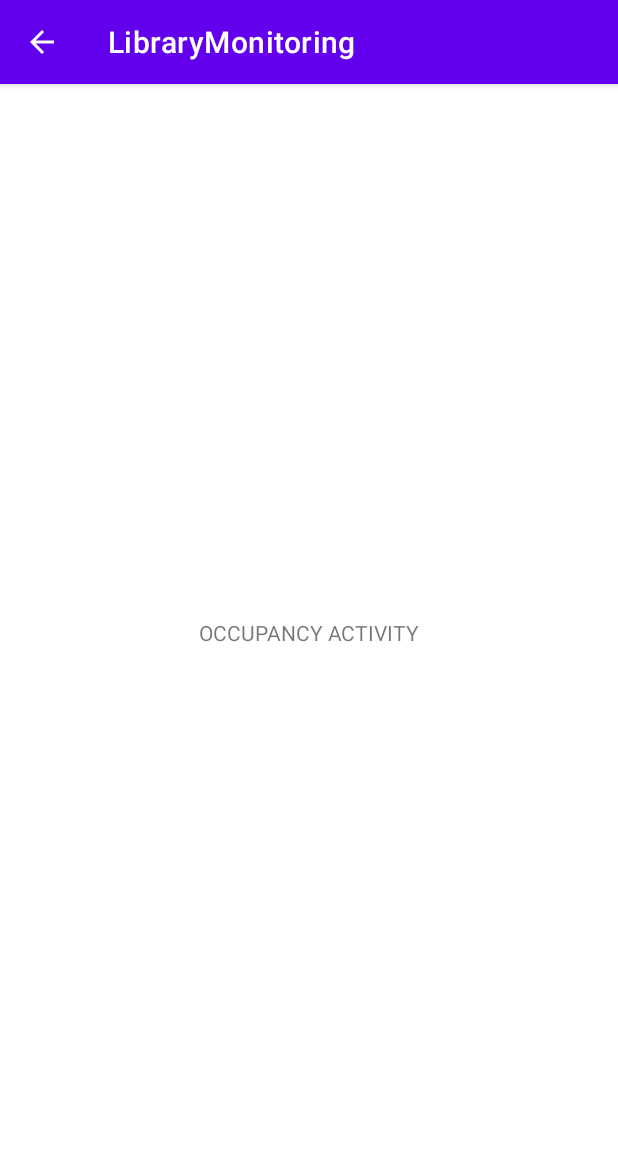
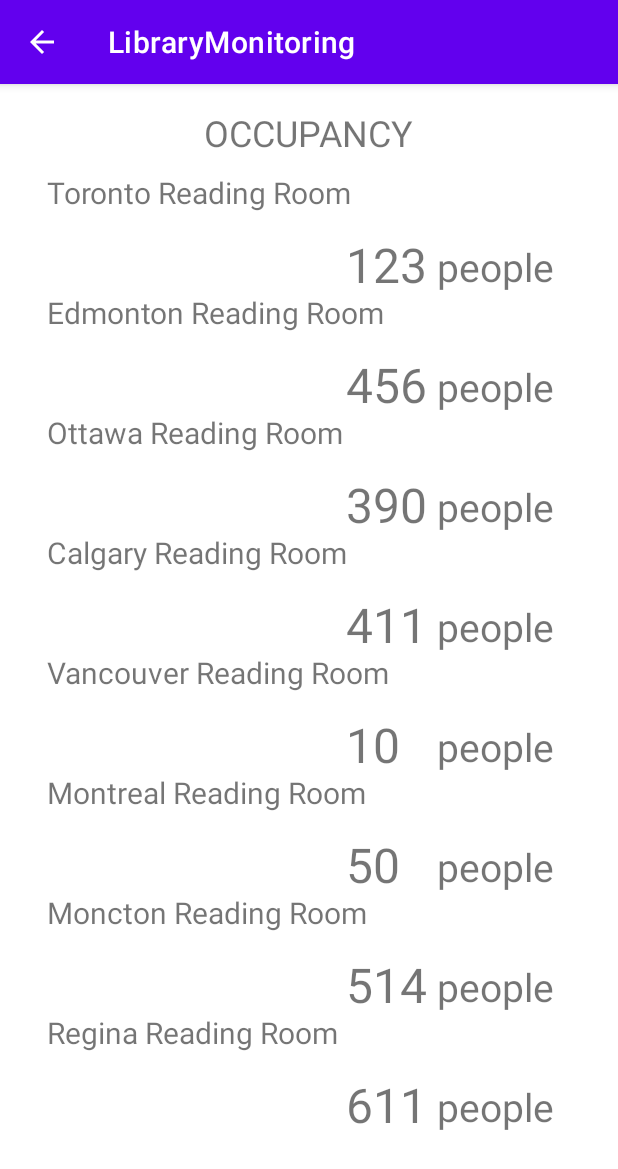
Before and after one commit to Iwuh/elec-coen-390-f2022-project, an Android app: the OccupancyActivity screen opened directly, with no data from a screen before it, on a phone screen of 412 x 824 dp. Shown: the top 1169 px of the screen. Run offline under Robolectric (Android 15) with nearby library versions, the phone set to English and light mode, and no system bars.

Commit message:
Added occupancy screen. Also added elements to create RecyclerView with sensor readings

```diff
--- a/app/src/main/java/com/teamI/librarymonitoring/OccupancyActivity.java
+++ b/app/src/main/java/com/teamI/librarymonitoring/OccupancyActivity.java
@@ -1,14 +1,51 @@
 package com.teamI.librarymonitoring;
 
 import androidx.appcompat.app.AppCompatActivity;
+import androidx.recyclerview.widget.LinearLayoutManager;
+import androidx.recyclerview.widget.RecyclerView;
 
 import android.os.Bundle;
 
+import com.teamI.librarymonitoring.datacontainers.SensorReading;
+
+import java.util.ArrayList;
+import java.util.List;
+
 public class OccupancyActivity extends AppCompatActivity {
+
+    protected RecyclerView readingsRecyclerView;
+    protected SensorReadingRecyclerViewAdapter sensorReadingRecyclerViewAdapter;
 
     @Override
     protected void onCreate(Bundle savedInstanceState) {
         super.onCreate(savedInstanceState);
         setContentView(R.layout.activity_occupancy);
+
+        populateRecyclerView();
+    }
+
+    protected void populateRecyclerView(){
+        List<SensorReading> lstSensorReadings = getSensorReadings();
+        LinearLayoutManager llm = new LinearLayoutManager(this);
+        sensorReadingRecyclerViewAdapter = new SensorReadingRecyclerViewAdapter(lstSensorReadings);
+        readingsRecyclerView = findViewById(R.id.readingsRecyclerView);
+        readingsRecyclerView.setLayoutManager(llm);
+        readingsRecyclerView.setAdapter(sensorReadingRecyclerViewAdapter);
+    }
+
+
+    private List<SensorReading> getSensorReadings(){
+        // TODO: get real sensor readings here
+        // for now, populate a list of dummy sensor readings
+        List<SensorReading> lstSensorReadings = new ArrayList<SensorReading>();
+        lstSensorReadings.add(new SensorReading("Toronto Reading Room", "123", "people"));
+        lstSensorReadings.add(new SensorReading("Edmonton Reading Room", "456", "people"));
+        lstSensorReadings.add(new SensorReading("Ottawa Reading Room", "390", "people"));
+        lstSensorReadings.add(new SensorReading("Calgary Reading Room", "411", "people"));
+        lstSensorReadings.add(new SensorReading("Vancouver Reading Room", "10", "people"));
+        lstSensorReadings.add(new SensorReading("Montreal Reading Room", "50", "people"));
+        lstSensorReadings.add(new SensorReading("Moncton Reading Room", "514", "people"));
+        lstSensorReadings.add(new SensorReading("Regina Reading Room", "611", "people"));
+        return lstSensorReadings;
     }
 }
--- /dev/null
+++ b/app/src/main/java/com/teamI/librarymonitoring/SensorReadingRecyclerViewAdapter.java
@@ -0,0 +1,72 @@
+package com.teamI.librarymonitoring;
+
+// use this to populate recycler views in the occupancy and noise level screens
+
+import android.view.LayoutInflater;
+import android.view.View;
+
+
+import android.view.ViewGroup;
+import android.widget.TextView;
+
+import androidx.annotation.NonNull;
+import androidx.recyclerview.widget.RecyclerView;
+
+import com.teamI.librarymonitoring.datacontainers.SensorReading;
+
+import java.util.List;
+
+public class SensorReadingRecyclerViewAdapter extends RecyclerView.Adapter<SensorReadingRecyclerViewAdapter.ViewHolder>{
+
+    List<SensorReading> lstSensorReadings;
+
+    public SensorReadingRecyclerViewAdapter(List<SensorReading> lstSensorReadings) {
+        this.lstSensorReadings = lstSensorReadings;
+    }
+
+    public static class ViewHolder extends RecyclerView.ViewHolder{
+
+        private TextView textViewSensorLocation;
+        private TextView textViewSensorMeasurement;
+        private TextView textViewSensorUnits;
+
+        public ViewHolder(@NonNull View itemView) {
+            super(itemView);
+            textViewSensorLocation = itemView.findViewById(R.id.textViewSensorLocation);
+            textViewSensorMeasurement = itemView.findViewById(R.id.textViewSensorMeasurement);
+            textViewSensorUnits = itemView.findViewById(R.id.textViewSensorUnits);
+        }
+
+        public TextView getSensorLocationTextView(){
+            return textViewSensorLocation;
+        }
+
+        public TextView getSensorMeasurementTextView(){
+            return textViewSensorMeasurement;
+        }
+
+        public TextView getSensorUnitsTextView(){
+            return textViewSensorUnits;
+        }
+    }
+
+    @NonNull
+    @Override
+    public SensorReadingRecyclerViewAdapter.ViewHolder onCreateViewHolder(@NonNull ViewGroup parent, int viewType) {
+        View view = LayoutInflater.from(parent.getContext()).inflate(R.layout.sensor_reading_recyclerview_item, parent, false);
+        return new ViewHolder(view);
+    }
+
+    @Override
+    public void onBindViewHolder(@NonNull SensorReadingRecyclerViewAdapter.ViewHolder holder, int position) {
+        // display the readings from the list
+        holder.getSensorMeasurementTextView().setText(lstSensorReadings.get(position).getMeasurement());
+        holder.getSensorLocationTextView().setText(lstSensorReadings.get(position).getLocation());
+        holder.getSensorUnitsTextView().setText(lstSensorReadings.get(position).getUnit());
+    }
+
+    @Override
+    public int getItemCount() {
+        return lstSensorReadings.size();
+    }
+}
--- /dev/null
+++ b/app/src/main/java/com/teamI/librarymonitoring/datacontainers/SensorReading.java
@@ -0,0 +1,40 @@
+package com.teamI.librarymonitoring.datacontainers;
+
+// this is a simple class to contain sensor readings
+// used to populate the recycler views
+
+public class SensorReading {
+    protected String strMeasurement;
+    protected String strUnit;
+    protected String strLocation;
+
+    public SensorReading(String location, String measurement, String unit) {
+        this.strMeasurement = measurement;
+        this.strLocation = location;
+        this.strUnit = unit;
+    }
+
+    public String getMeasurement() {
+        return strMeasurement;
+    }
+
+    public void setMeasurement(String strMeasurement) {
+        this.strMeasurement = strMeasurement;
+    }
+
+    public String getLocation() {
+        return strLocation;
+    }
+
+    public void setLocation(String strLocation) {
+        this.strLocation = strLocation;
+    }
+
+    public String getUnit() {
+        return strUnit;
+    }
+
+    public void setUnit(String strUnit) {
+        this.strUnit = strUnit;
+    }
+}
--- a/app/src/main/res/layout/activity_occupancy.xml
+++ b/app/src/main/res/layout/activity_occupancy.xml
@@ -7,14 +7,28 @@
     tools:context=".OccupancyActivity">
 
     <TextView
-        android:id="@+id/textView2"
+        android:id="@+id/textView"
         android:layout_width="wrap_content"
         android:layout_height="wrap_content"
-        android:layout_marginStart="133dp"
-        android:layout_marginTop="356dp"
-        android:layout_marginEnd="133dp"
-        android:text="OCCUPANCY ACTIVITY"
+        android:layout_marginStart="135dp"
+        android:layout_marginTop="16dp"
+        android:layout_marginEnd="136dp"
+        android:text="OCCUPANCY"
+        android:textSize="24sp"
         app:layout_constraintEnd_toEndOf="parent"
         app:layout_constraintStart_toStartOf="parent"
         app:layout_constraintTop_toTopOf="parent" />
+
+    <androidx.recyclerview.widget.RecyclerView
+        android:id="@+id/readingsRecyclerView"
+        android:layout_width="409dp"
+        android:layout_height="0dp"
+        android:layout_marginStart="1dp"
+        android:layout_marginTop="10dp"
+        android:layout_marginEnd="1dp"
+        android:layout_marginBottom="15dp"
+        app:layout_constraintBottom_toBottomOf="parent"
+        app:layout_constraintEnd_toEndOf="parent"
+        app:layout_constraintStart_toStartOf="parent"
+        app:layout_constraintTop_toBottomOf="@+id/textView" />
 </androidx.constraintlayout.widget.ConstraintLayout>
--- /dev/null
+++ b/app/src/main/res/layout/sensor_reading_recyclerview_item.xml
@@ -0,0 +1,34 @@
+<?xml version="1.0" encoding="utf-8"?>
+<FrameLayout xmlns:android="http://schemas.android.com/apk/res/android"
+    android:layout_width="match_parent"
+    android:layout_height="80dp"
+    android:layout_gravity="center_vertical">
+
+    <TextView
+        android:id="@+id/textViewSensorLocation"
+        android:layout_width="wrap_content"
+        android:layout_height="wrap_content"
+        android:layout_marginLeft="30sp"
+        android:text="Sensor Location"
+        android:textSize="20sp" />
+
+    <TextView
+        android:id="@+id/textViewSensorMeasurement"
+        android:layout_width="match_parent"
+        android:layout_height="wrap_content"
+        android:layout_marginLeft="229dp"
+        android:layout_marginTop="40dp"
+        android:layout_marginRight="100dp"
+        android:text="SensorMeasurement"
+        android:textSize="32sp" />
+
+    <TextView
+        android:id="@+id/textViewSensorUnits"
+        android:layout_width="wrap_content"
+        android:layout_height="wrap_content"
+        android:layout_marginLeft="290dp"
+        android:layout_marginTop="45dp"
+        android:layout_marginRight="35dp"
+        android:text="TextView"
+        android:textSize="26sp" />
+</FrameLayout>
```
